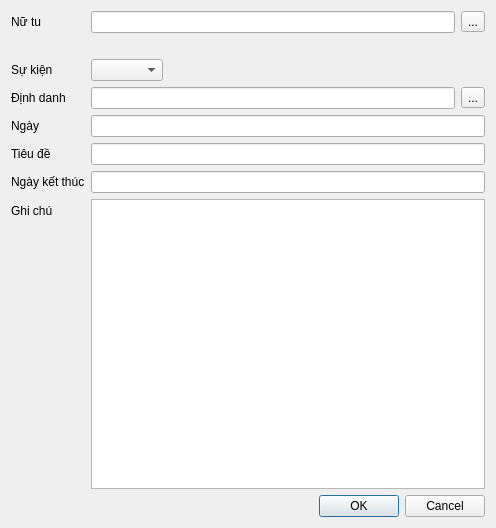
Old version of the form app/view/dialog/dlgaddpersonevent.ui in the repository emtrai/hrm_monastery.
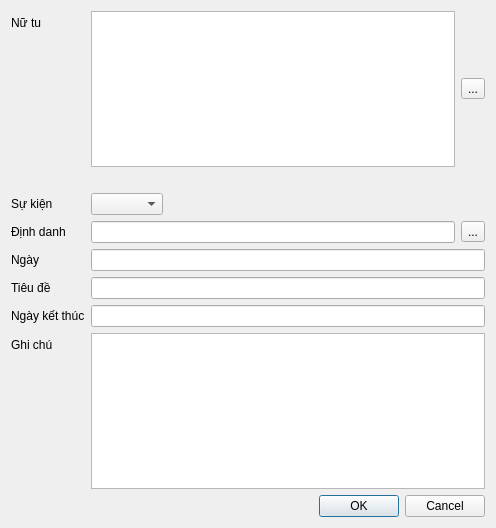
New version of the form.

Commit message: add person event from person list

```diff
--- a/app/view/dialog/dlgaddpersonevent.ui
+++ b/app/view/dialog/dlgaddpersonevent.ui
@@ -29,7 +29,7 @@
      <item row="0" column="1">
       <layout class="QHBoxLayout" name="horizontalLayout">
        <item>
-        <widget class="QLineEdit" name="txtPersonName">
+        <widget class="QPlainTextEdit" name="txtPersonName">
          <property name="readOnly">
           <bool>true</bool>
          </property>
```
Left out of the diff: 14 changed lines with no effect on the pictures. The commit also changes 21 other files.
